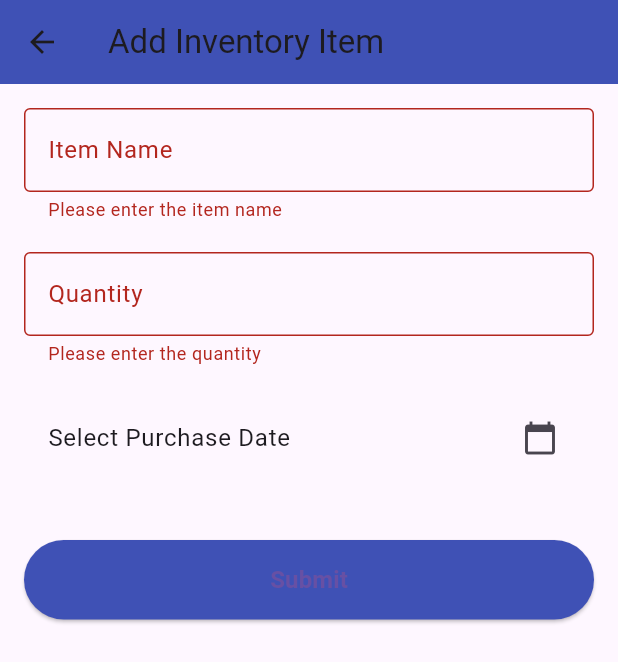
After one commit to Esandu-Meth-Obadaarachchi/odon_booking_flutter_app, a Flutter app: the AddInventoryItemScreen screen opened directly, after a tap on "Submit", on a phone screen of 412 x 824 dp. The commit adds this screen. Shown: the top 662 px of the screen. Run offline on Flutter 3.47's test engine with Material 3 defaults, Android fonts, the phone set to English and light mode, and no system bars; our stand-ins replace month_picker_dialog, table_calendar.

Commit message:
made inventory add page , can add to database

```diff
--- /dev/null
+++ b/lib/ add_inventory_item_screen.dart
@@ -0,0 +1,136 @@
+import 'package:flutter/material.dart';
+import 'package:intl/intl.dart';
+import 'api_service.dart';
+class AddInventoryItemScreen extends StatefulWidget {
+  @override
+  _AddInventoryItemScreenState createState() => _AddInventoryItemScreenState();
+}
+
+class _AddInventoryItemScreenState extends State<AddInventoryItemScreen> {
+  final _formKey = GlobalKey<FormState>();
+  final TextEditingController _itemNameController = TextEditingController();
+  final TextEditingController _quantityController = TextEditingController();
+  DateTime? _purchasedDate;
+
+  // Function to submit the form
+  void _submitForm() async {
+    if (_formKey.currentState!.validate()) {
+      final itemName = _itemNameController.text.trim();
+      final quantity = int.tryParse(_quantityController.text.trim()) ?? 0;
+      final purchasedDate = _purchasedDate;
+
+      if (purchasedDate == null) {
+        ScaffoldMessenger.of(context).showSnackBar(
+          const SnackBar(content: Text('Please select a purchase date')),
+        );
+        return;
+      }
+
+      final newItem = {
+        'item_name': itemName,
+        'quantity': quantity,
+        'purchasedDate': purchasedDate.toIso8601String(),
+      };
+
+      // Send data to the backend
+      try {
+        ApiService service = ApiService();
+        service.addInventory(newItem);
+        print('Sending data to the database: $newItem');
+        ScaffoldMessenger.of(context).showSnackBar(
+          const SnackBar(content: Text('Item added successfully!')),
+        );
+        Navigator.pop(context); // Return to the previous screen
+      } catch (e) {
+        ScaffoldMessenger.of(context).showSnackBar(
+          SnackBar(content: Text('Failed to add item: $e')),
+        );
+      }
+    }
+  }
+
+  @override
+  Widget build(BuildContext context) {
+    return Scaffold(
+      appBar: AppBar(
+        title: const Text('Add Inventory Item'),
+        backgroundColor: Colors.indigo,
+      ),
+      body: Padding(
+        padding: const EdgeInsets.all(16.0),
+        child: Form(
+          key: _formKey,
+          child: ListView(
+            children: [
+              TextFormField(
+                controller: _itemNameController,
+                decoration: const InputDecoration(
+                  labelText: 'Item Name',
+                  border: OutlineInputBorder(),
+                ),
+                validator: (value) {
+                  if (value == null || value.isEmpty) {
+                    return 'Please enter the item name';
+                  }
+                  return null;
+                },
+              ),
+              const SizedBox(height: 20),
+              TextFormField(
+                controller: _quantityController,
+                decoration: const InputDecoration(
+                  labelText: 'Quantity',
+                  border: OutlineInputBorder(),
+                ),
+                keyboardType: TextInputType.number,
+                validator: (value) {
+                  if (value == null || value.isEmpty) {
+                    return 'Please enter the quantity';
+                  }
+                  if (int.tryParse(value) == null || int.parse(value) <= 0) {
+                    return 'Please enter a valid quantity';
+                  }
+                  return null;
+                },
+              ),
+              const SizedBox(height: 20),
+              ListTile(
+                title: Text(
+                  _purchasedDate == null
+                      ? 'Select Purchase Date'
+                      : 'Purchased Date: ${DateFormat('yyyy-MM-dd').format(_purchasedDate!)}',
+                ),
+                trailing: const Icon(Icons.calendar_today),
+                onTap: () async {
+                  final selectedDate = await showDatePicker(
+                    context: context,
+                    initialDate: DateTime.now(),
+                    firstDate: DateTime(2000),
+                    lastDate: DateTime.now(),
+                  );
+                  if (selectedDate != null) {
+                    setState(() {
+                      _purchasedDate = selectedDate;
+                    });
+                  }
+                },
+              ),
+              const SizedBox(height: 40),
+              ElevatedButton(
+                onPressed: _submitForm,
+                style: ElevatedButton.styleFrom(
+                  backgroundColor: Colors.indigo,
+                  padding: const EdgeInsets.symmetric(vertical: 15),
+                ),
+                child: const Text(
+                  'Submit',
+                  style: TextStyle(fontSize: 16, fontWeight: FontWeight.bold),
+                ),
+              ),
+            ],
+          ),
+        ),
+      ),
+    );
+  }
+}
--- a/lib/api_service.dart
+++ b/lib/api_service.dart
@@ -6,7 +6,6 @@ class ApiService {
 
   final String baseUrl = 'http://15.207.116.36:3000';
   // final String baseUrl = 'http://192.168.1.26:3000';
-  //
 
   Future<List<Map<String, dynamic>>> fetchFutureBookings(DateTime fromDate) async {
     //final String baseUrl = await _getBaseUrl();
@@ -112,6 +111,22 @@ class ApiService {
     }
   }
 
+  Future<void> addInventory(Map<String, dynamic> newBooking) async {
+    //final String baseUrl = await _getBaseUrl();
+    final response = await http.post(
+      Uri.parse('$baseUrl/inventory'),
+      headers: <String, String>{
+        'Content-Type': 'application/json; charset=UTF-8',
+      },
+      body: jsonEncode(newBooking),
+    );
+
+    if (response.statusCode != 201) {
+      throw Exception('Failed to add booking: ${response.reasonPhrase}');
+    }
+  }
+
+
 
 }
 //ipconfig getifaddr en0
```
Also changed, not shown: lib/home_screen.dart (+17 -1 lines), 1 other file.
